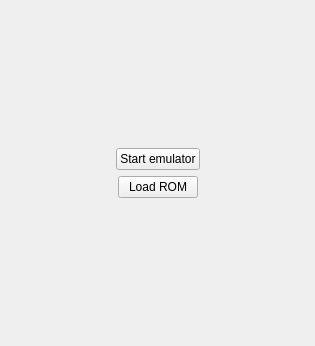
NemanjaMehovic/game-boy-emulator, file src/gui/mainwindow.ui: the form before one commit.
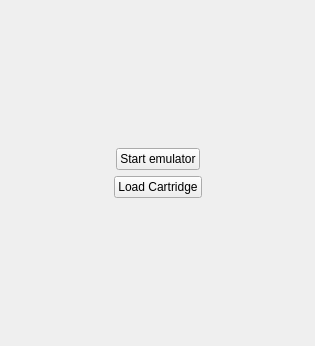
The form after the commit.

Commit message: Renamed Rom to cartridge and added old lic codes

```diff
--- a/src/gui/mainwindow.ui
+++ b/src/gui/mainwindow.ui
@@ -83,7 +83,7 @@
       <item>
        <widget class="QPushButton" name="pushButton">
         <property name="text">
-         <string>Load ROM</string>
+         <string>Load Cartridge</string>
         </property>
        </widget>
       </item>
```
The commit also changes 4 other files.
